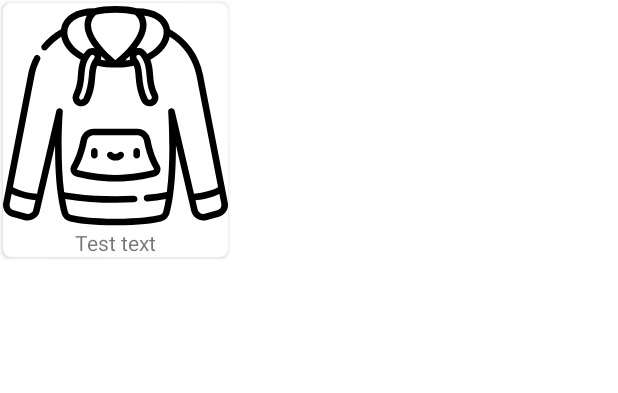
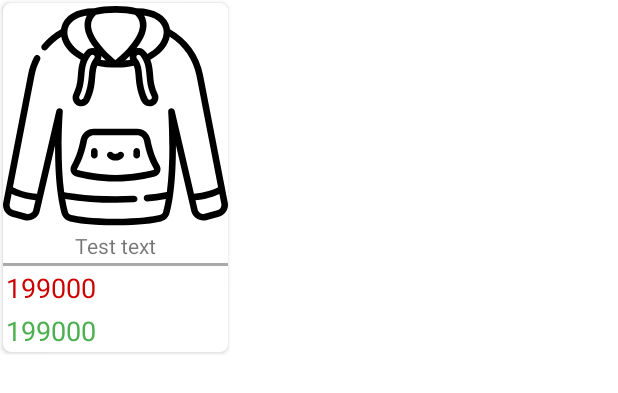
Before and after one commit to leilasdq/online-shopping-app, an Android app: the layout list_items_layout.xml on its own in the app's theme, with its tools: preview values and no code run, on a phone screen of 412 x 824 dp. Shown: the top 393 px of the screen. Run offline under Robolectric (Android 15) with nearby library versions, the phone set to English and light mode, and no system bars; network calls fail.

Commit message:
- Add price to each item. - Get lists of products base on popularity and rating.

```diff
--- a/app/src/main/java/com/example/maktabproj/Controller/MainActivity.java
+++ b/app/src/main/java/com/example/maktabproj/Controller/MainActivity.java
@@ -70,7 +70,7 @@ public class MainActivity extends AppCompatActivity {
 
                 mNavigationView.invalidate();
             }
-        }, 6000);
+        }, 20000);
     }
 
     private void initListeners() {
--- a/app/src/main/java/com/example/maktabproj/Network/ApiInterfaces.java
+++ b/app/src/main/java/com/example/maktabproj/Network/ApiInterfaces.java
@@ -8,6 +8,7 @@ import java.util.Map;
 
 import retrofit2.Call;
 import retrofit2.http.GET;
+import retrofit2.http.Query;
 import retrofit2.http.QueryMap;
 
 public interface ApiInterfaces {
@@ -17,4 +18,7 @@ public interface ApiInterfaces {
 
     @GET("products/categories")
     Call<List<CategoriesItem>> getProductCategory(@QueryMap Map<String, String> queries);
+
+    @GET("products/?")
+    Call<List<Response>> getOrderedProducts(@Query("orderby") String orderType);
 }
--- a/app/src/main/res/layout/list_items_layout.xml
+++ b/app/src/main/res/layout/list_items_layout.xml
@@ -30,7 +30,34 @@
                 tools:text="Test text"
                 android:maxWidth="150dp"
                 android:maxLines="1"
-                android:layout_gravity="center"/>
+                android:layout_gravity="center"
+                android:layout_margin="2dp"/>
+
+            <View
+                android:layout_width="match_parent"
+                android:layout_height="2dp"
+                android:background="@android:color/darker_gray"
+                />
+
+            <TextView
+                android:id="@+id/original_price"
+                android:layout_width="wrap_content"
+                android:layout_height="wrap_content"
+                android:textColor="@android:color/holo_red_dark"
+                tools:text="199000"
+                android:textSize="18sp"
+                android:layout_margin="2dp"
+                />
+
+            <TextView
+                android:id="@+id/sale_price"
+                android:layout_width="wrap_content"
+                android:layout_height="wrap_content"
+                android:textColor="@color/categoryButtonColor"
+                tools:text="199000"
+                android:layout_margin="2dp"
+                android:textSize="18sp"/>
+
 
         </LinearLayout>
 
```
Also changed, not shown: app/src/main/java/com/example/maktabproj/Controller/NewItemsFragment.java (+48 -5 lines), app/src/main/java/com/example/maktabproj/Network/FetchItems.java (+12 -0 lines), app/src/main/res/layout/fragment_new_item.xml (+36 -0 lines).
